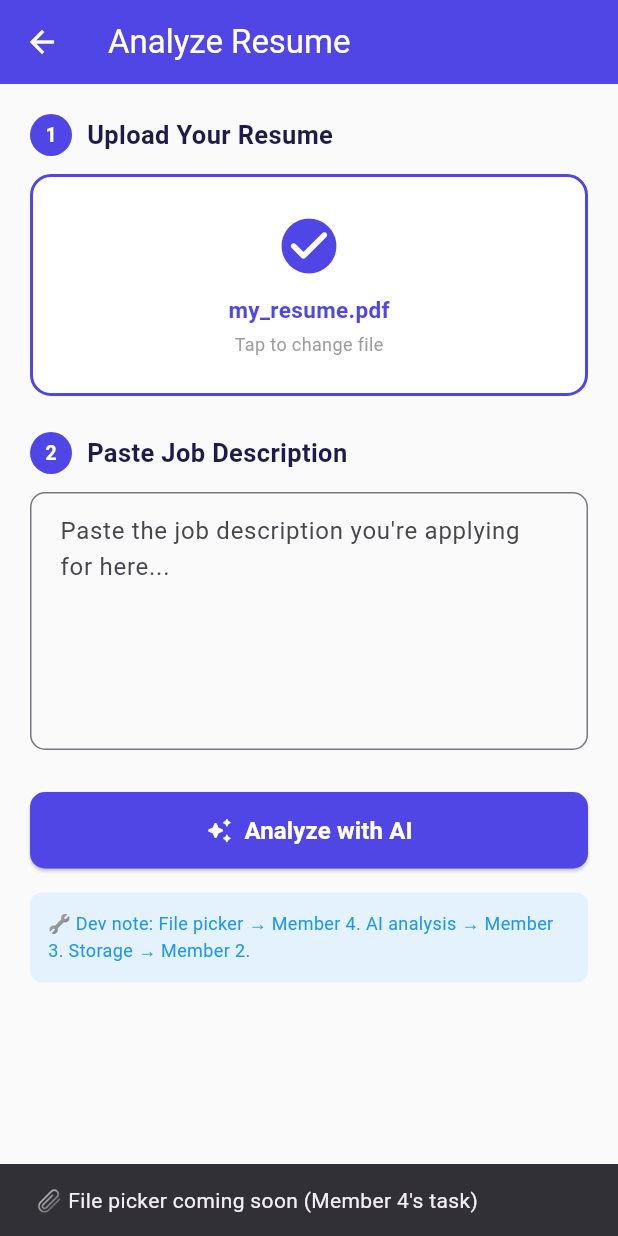
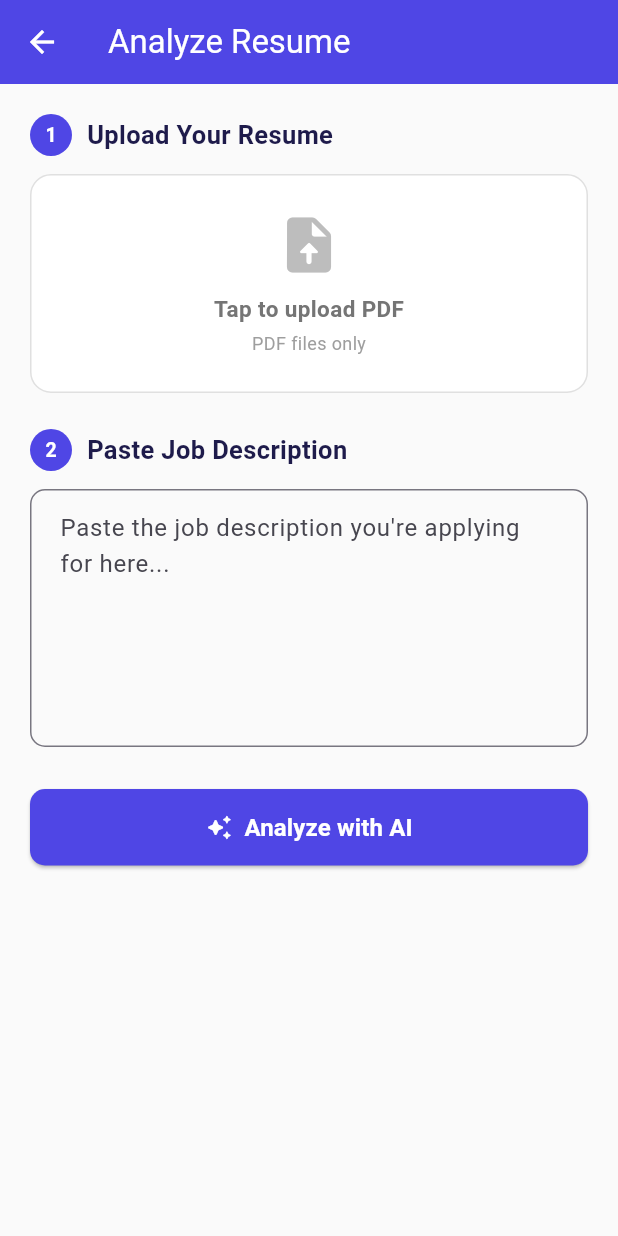
Before and after one commit to t4n1shqa/GWC-2026-Project-5, a Flutter app: the UploadScreen screen opened directly, after a tap on "Tap to upload PDF", on a phone screen of 412 x 824 dp. Run offline on Flutter 3.47's test engine with Material 3 defaults, Android fonts, the phone set to English and light mode, and no system bars; our stand-ins replace file_picker, firebase_core, flutter_riverpod; accounts and stored records are empty.

Commit message:
update resume analyzer logic

```diff
--- a/lib/screens/upload_screen.dart
+++ b/lib/screens/upload_screen.dart
@@ -1,37 +1,38 @@
 import 'package:flutter/material.dart';
+import 'package:flutter_riverpod/flutter_riverpod.dart';
+import 'package:file_picker/file_picker.dart';
+import '../providers/resume_provider.dart';
 import 'results_screen.dart';
 
-// TODO (Member 4): Wire up file_picker here
-// TODO (Member 3): Call AiService.analyzeResume() after file is picked
-// TODO (Member 2): Call StorageService.uploadResume() after file is picked
-
-class UploadScreen extends StatefulWidget {
+class UploadScreen extends ConsumerStatefulWidget {
   const UploadScreen({super.key});
 
   @override
-  State<UploadScreen> createState() => _UploadScreenState();
+  ConsumerState<UploadScreen> createState() => _UploadScreenState();
 }
 
-class _UploadScreenState extends State<UploadScreen> {
+class _UploadScreenState extends ConsumerState<UploadScreen> {
   final _jobDescController = TextEditingController();
-  bool _isLoading = false;
   String? _selectedFileName;
+  List<int>? _pdfBytes;  // ← store the actual file bytes
 
-  void _pickFile() {
-    // TODO (Member 4): Replace with real file picker:
-    // final file = await FileService().pickResumePDF();
-    // if (file != null) setState(() => _selectedFileName = file.path.split('/').last);
+  Future<void> _pickFile() async {
+    final result = await FilePicker.platform.pickFiles(
+      type: FileType.custom,
+      allowedExtensions: ['pdf'],
+      withData: true,  // ← gives us the bytes directly
+    );
 
-    // Mock file selection for now
-    setState(() => _selectedFileName = 'my_resume.pdf');
-    ScaffoldMessenger.of(context).showSnackBar(
-      const SnackBar(
-          content: Text('📎 File picker coming soon (Member 4\'s task)')),
-    );
+    if (result != null && result.files.single.bytes != null) {
+      setState(() {
+        _selectedFileName = result.files.single.name;
+        _pdfBytes = result.files.single.bytes!.toList();
+      });
+    }
   }
 
   Future<void> _analyzeResume() async {
-    if (_selectedFileName == null) {
+    if (_pdfBytes == null) {
       ScaffoldMessenger.of(context).showSnackBar(
         const SnackBar(content: Text('Please upload a resume first.')),
       );
@@ -45,26 +46,24 @@ class _UploadScreenState extends State<UploadScreen> {
       return;
     }
 
-    setState(() => _isLoading = true);
-
-    // TODO (Member 3): Replace with real Gemini call:
-    // final result = await AiService().analyzeResume(resumeText, jobDesc);
-    // Navigator.push(context, MaterialPageRoute(builder: (_) => ResultsScreen(data: result)));
-
-    // Mock delay to simulate API call
-    await Future.delayed(const Duration(seconds: 2));
+    // Call the provider which calls AiService
+    await ref.read(resumeProvider.notifier).analyzeResume(_pdfBytes!);
 
     if (!mounted) return;
-    setState(() => _isLoading = false);
 
-    // Navigate to results with mock data
+    // Check if it errored
+    final state = ref.read(resumeProvider);
+    if (state.error != null) {
+      ScaffoldMessenger.of(context).showSnackBar(
+        SnackBar(content: Text('Error: ${state.error}')),
+      );
+      return;
+    }
+
+    // Navigate to results
     Navigator.push(
       context,
-      MaterialPageRoute(
-        builder: (_) => const ResultsScreen(
-          mockMode: true,
-        ),
-      ),
+      MaterialPageRoute(builder: (_) => const ResultsScreen()),
     );
   }
 
@@ -76,6 +75,9 @@ class _UploadScreenState extends State<UploadScreen> {
 
   @override
   Widget build(BuildContext context) {
+    final state = ref.watch(resumeProvider);  // ← watch for loading state
+    final isLoading = state.isLoading;
+
     return Scaffold(
       appBar: AppBar(title: const Text('Analyze Resume')),
       backgroundColor: Colors.grey[50],
@@ -84,7 +86,6 @@ class _UploadScreenState extends State<UploadScreen> {
         child: Column(
           crossAxisAlignment: CrossAxisAlignment.start,
           children: [
-            // Step 1 - Upload
             _SectionLabel(number: '1', title: 'Upload Your Resume'),
             const SizedBox(height: 12),
             GestureDetector(
@@ -126,11 +127,8 @@ class _UploadScreenState extends State<UploadScreen> {
                     ),
                     const SizedBox(height: 4),
                     Text(
-                      _selectedFileName != null
-                          ? 'Tap to change file'
-                          : 'PDF files only',
-                      style:
-                          const TextStyle(fontSize: 12, color: Colors.grey),
+                      _selectedFileName != null ? 'Tap to change file' : 'PDF files only',
+                      style: const TextStyle(fontSize: 12, color: Colors.grey),
                     ),
                   ],
                 ),
@@ -138,26 +136,23 @@ class _UploadScreenState extends State<UploadScreen> {
             ),
             const SizedBox(height: 24),
 
-            // Step 2 - Job description
             _SectionLabel(number: '2', title: 'Paste Job Description'),
             const SizedBox(height: 12),
             TextField(
               controller: _jobDescController,
               maxLines: 6,
               decoration: const InputDecoration(
-                hintText:
-                    'Paste the job description you\'re applying for here...',
+                hintText: 'Paste the job description you\'re applying for here...',
                 alignLabelWithHint: true,
               ),
             ),
             const SizedBox(height: 28),
 
-            // Analyze button
             SizedBox(
               width: double.infinity,
               child: ElevatedButton.icon(
-                onPressed: _isLoading ? null : _analyzeResume,
-                icon: _isLoading
+                onPressed: isLoading ? null : _analyzeResume,
+                icon: isLoading
                     ? const SizedBox(
                         height: 18,
                         width: 18,
@@ -166,24 +161,9 @@ class _UploadScreenState extends State<UploadScreen> {
                       )
                     : const Icon(Icons.auto_awesome_rounded),
                 label: Text(
-                  _isLoading ? 'Analyzing...' : 'Analyze with AI',
-                  style: const TextStyle(
-                      fontSize: 16, fontWeight: FontWeight.bold),
+                  isLoading ? 'Analyzing...' : 'Analyze with AI',
+                  style: const TextStyle(fontSize: 16, fontWeight: FontWeight.bold),
                 ),
-              ),
-            ),
-            const SizedBox(height: 16),
-
-            // Dev note
-            Container(
-              padding: const EdgeInsets.all(12),
-              decoration: BoxDecoration(
-                color: Colors.blue[50],
-                borderRadius: BorderRadius.circular(8),
-              ),
-              child: const Text(
-                '🔧 Dev note: File picker → Member 4. AI analysis → Member 3. Storage → Member 2.',
-                style: TextStyle(fontSize: 12, color: Colors.blue),
               ),
             ),
           ],
@@ -193,6 +173,7 @@ class _UploadScreenState extends State<UploadScreen> {
   }
 }
 
+// _SectionLabel widget stays exactly the same as before
 class _SectionLabel extends StatelessWidget {
   final String number;
   final String title;
```
Also changed, not shown: lib/providers/resume_provider.dart (+9 -4 lines), lib/screens/results_screen.dart (+28 -46 lines), lib/services/ai_service.dart (+5 -5 lines), 1 other file.
